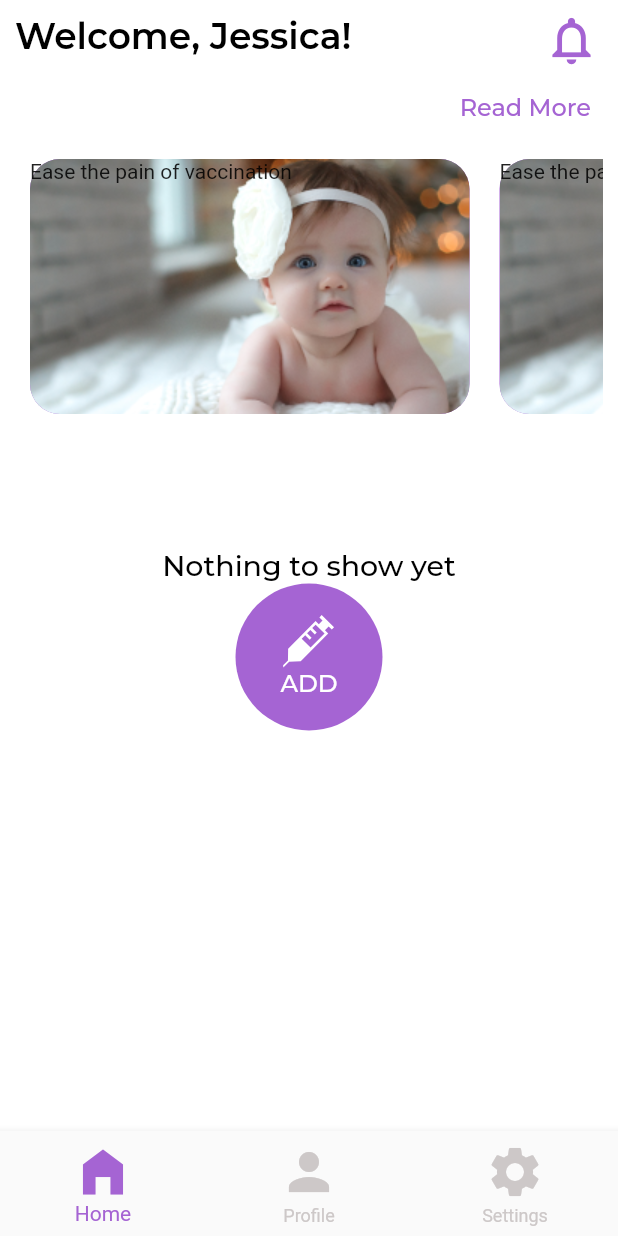
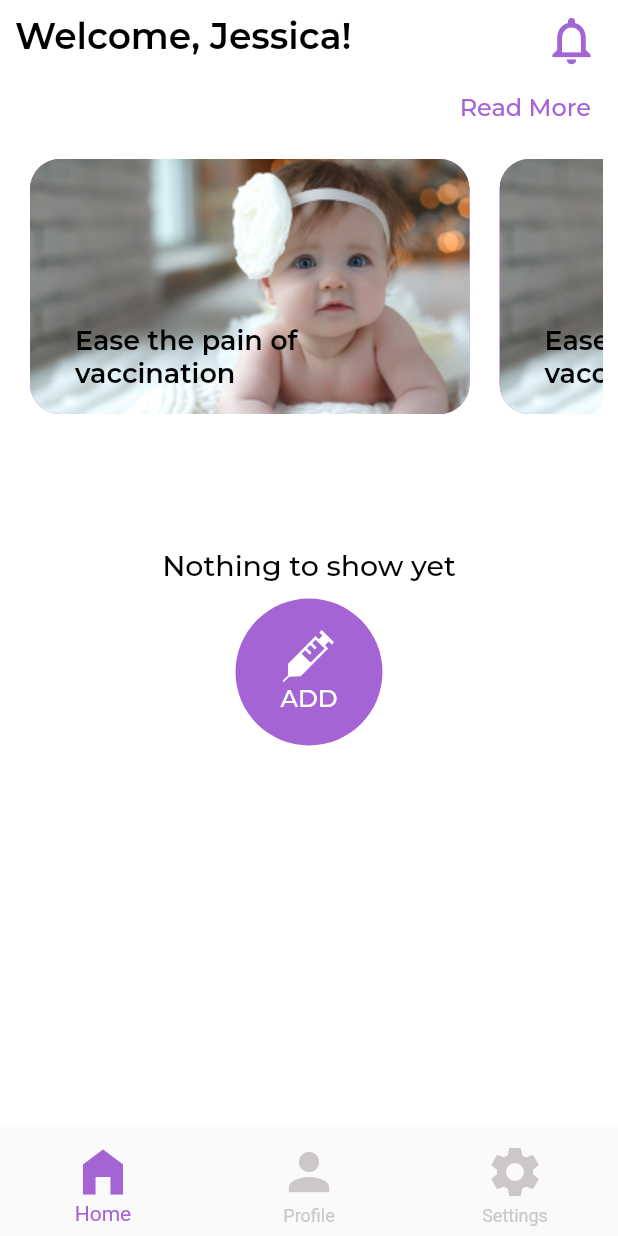
Before and after one commit to MaxTrent/immune_africa, a Flutter app: the screen it shows after launch, on a phone screen of 412 x 824 dp. Run offline on Flutter 3.47's test engine with Material 2 defaults, Android fonts, the phone set to English and light mode, and no system bars; our stand-ins replace country_picker, csc_picker, firebase_core, flutter_svg, google_fonts; accounts and stored records are empty.

Commit message:
new screens

```diff
--- a/lib/screens/dashbord.dart
+++ b/lib/screens/dashbord.dart
@@ -1,9 +1,12 @@
 import 'package:flutter/material.dart';
 import 'package:flutter_svg/flutter_svg.dart';
+import 'package:immune_africa/screens/add_record.dart';
 import '../themes/themes.dart';
 
 class Dashboard extends StatelessWidget {
-  const Dashboard({super.key});
+  Dashboard({super.key});
+
+  bool isRecordAvailable = false;
 
   @override
   Widget build(BuildContext context) {
@@ -47,14 +50,19 @@ class Dashboard extends StatelessWidget {
                            color: primaryAppColor,
                            borderRadius: BorderRadius.circular(20)
                          ),
-                         child: const Text('Ease the pain of vaccination'),
+                         child: Padding(
+                             padding: const EdgeInsets.only(top: 110, left: 30),
+                             child: Text('Ease the pain of\nvaccination', style: Theme.of(context).textTheme.headline1!.copyWith(fontSize: 18, fontWeight: FontWeight.w600, color: Colors.black),)),
                        ),
                      );
                    }),
                  ),
-                 SizedBox(height: 80,),
-                 Text('Nothing to show yet', style: Theme.of(context).textTheme.headline1!.copyWith(fontSize: 19, color: Colors.black),),
-                Container(
+                 const SizedBox(height: 80,),
+                 isRecordAvailable ? Container() : Text('Nothing to show yet', style: Theme.of(context).textTheme.headline1!.copyWith(fontSize: 19, color: Colors.black),),
+                const SizedBox(height: 10,),
+                GestureDetector(
+                  onTap: (){Navigator.of(context).push(MaterialPageRoute(builder: (context)=> const AddRecord()));},
+                  child: Container(
                     height: 98,
                     width: 98,
                     decoration: BoxDecoration(
@@ -69,6 +77,7 @@ class Dashboard extends StatelessWidget {
                       ],
                     ),
                   ),
+                ),
               ],
             ),
           ),
--- a/lib/screens/home.dart
+++ b/lib/screens/home.dart
@@ -12,7 +12,7 @@ class Home extends StatefulWidget {
 class _HomeState extends State<Home> {
   int _selectedIndex = 0;
   final List<Widget> _pages = [
-    const Dashboard(),
+    Dashboard(),
   ];
 
   @override
--- a/lib/screens/screens.dart
+++ b/lib/screens/screens.dart
@@ -12,3 +12,4 @@ export 'sign_in.dart';
 export 'hospital_signup.dart';
 export 'dashbord.dart';
 export 'home.dart';
+export 'add_record.dart';
```
Also changed, not shown: lib/screens/add_record.dart (added, +48 -0 lines). Lines whose indentation alone changed are shown as unchanged.
